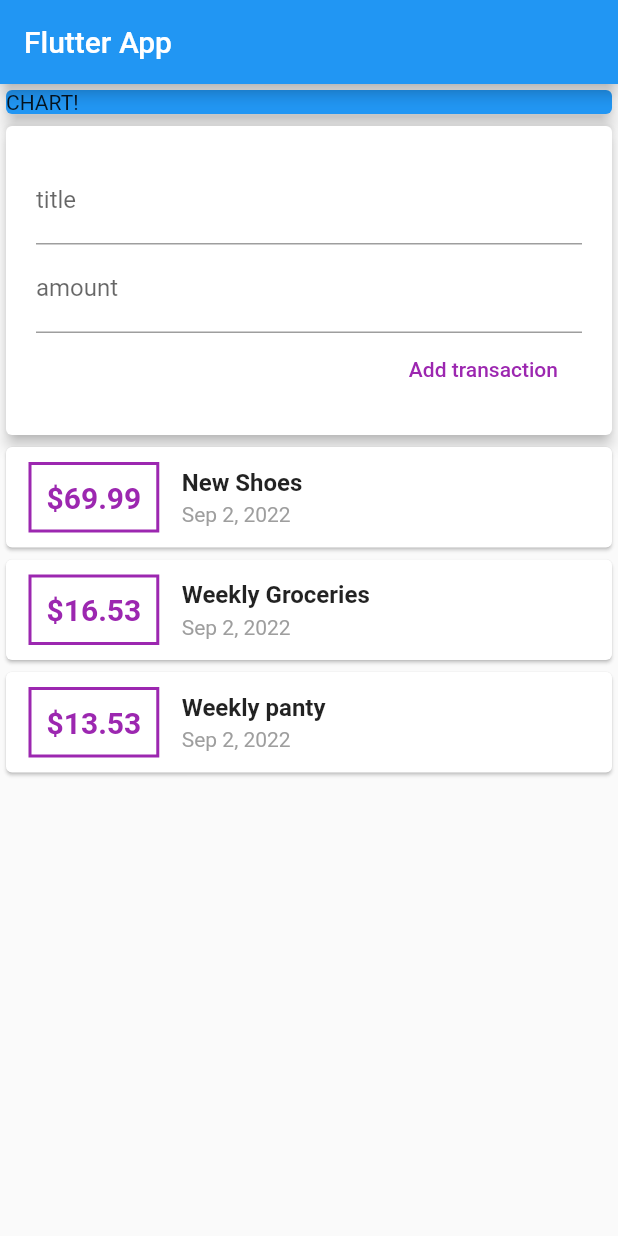
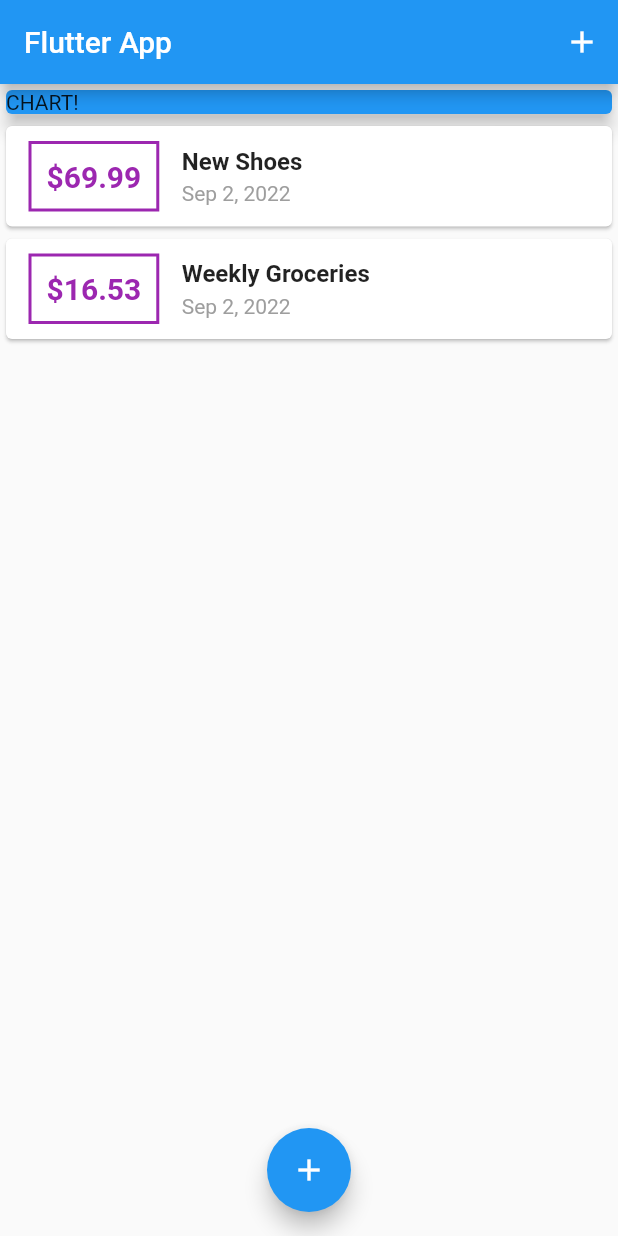
Before and after one commit to tbenjamin1/expenseManager_App_flutter, a Flutter app: the screen it shows after launch, on a phone screen of 412 x 824 dp. Run offline on Flutter 3.47's test engine with Material 2 defaults, Android fonts, the phone set to English and light mode, and no system bars.

Commit message:
adding pop modal while adding new transaction

```diff
--- a/lib/main.dart
+++ b/lib/main.dart
@@ -1,6 +1,8 @@
 import 'package:flutter/material.dart';
 
-import './widgets/user_transaction.dart';
+import './widgets/new_transaction.dart';
+import './widgets/transaction_list.dart';
+import './model/transaction.dart';
 
 void main() => runApp(MyApp());
 
@@ -14,22 +16,70 @@ class MyApp extends StatelessWidget {
   }
 }
 
-class MyHomePage extends StatelessWidget {
+class MyHomePage extends StatefulWidget {
+  // String titleInput;
+  // String amountInput;
+  @override
+  _MyHomePageState createState() => _MyHomePageState();
+}
 
+class _MyHomePageState extends State<MyHomePage> {
+  final List<Transaction> _userTransactions = [
+    Transaction(
+      id: 't1',
+      title: 'New Shoes',
+      amount: 69.99,
+      date: DateTime.now(),
+    ),
+    Transaction(
+      id: 't2',
+      title: 'Weekly Groceries',
+      amount: 16.53,
+      date: DateTime.now(),
+    ),
+  ];
 
-  // String inputTitle='';
-  // String amountInput='';
+  void _addNewTransaction(String txTitle, double txAmount) {
+    final newTx = Transaction(
+      title: txTitle,
+      amount: txAmount,
+      date: DateTime.now(),
+      id: DateTime.now().toString(),
+    );
 
+    setState(() {
+      _userTransactions.add(newTx);
+    });
+  }
+
+  void _startAddNewTransaction(BuildContext ctx) {
+    showModalBottomSheet(
+      context: ctx,
+      builder: (_) {
+        return GestureDetector(
+          onTap: () {},
+          child: NewTransaction(_addNewTransaction),
+          behavior: HitTestBehavior.opaque,
+        );
+      },
+    );
+  }
 
   @override
   Widget build(BuildContext context) {
     return Scaffold(
       appBar: AppBar(
         title: Text('Flutter App'),
+        actions: <Widget>[
+          IconButton(
+            icon: Icon(Icons.add),
+            onPressed: () => _startAddNewTransaction(context),
+          ),
+        ],
       ),
       body: SingleChildScrollView(
         child: Column(
-          mainAxisAlignment: MainAxisAlignment.start,
+          // mainAxisAlignment: MainAxisAlignment.start,
           crossAxisAlignment: CrossAxisAlignment.stretch,
           children: <Widget>[
             Container(
@@ -40,9 +90,14 @@ class MyHomePage extends StatelessWidget {
                 elevation: 5,
               ),
             ),
-          UserTransactions()
+            TransactionList(_userTransactions),
           ],
         ),
+      ),
+      floatingActionButtonLocation: FloatingActionButtonLocation.centerFloat,
+      floatingActionButton: FloatingActionButton(
+        child: Icon(Icons.add),
+        onPressed: () => _startAddNewTransaction(context),
       ),
     );
   }
--- a/lib/widgets/user_transaction.dart
+++ b/lib/widgets/user_transaction.dart
@@ -1,57 +1,25 @@
-import 'package:flutter/material.dart';
-import '../widgets/new_transaction.dart';
-import '../widgets/transaction_list.dart';
-import '../model/transaction.dart';
+// import 'package:flutter/material.dart';
+// import '../widgets/new_transaction.dart';
+// import '../widgets/transaction_list.dart';
+// import '../model/transaction.dart';
 
-class UserTransactions extends StatefulWidget {
-  const UserTransactions({Key? key}) : super(key: key);
+// class UserTransactions extends StatefulWidget {
+//   const UserTransactions({Key? key}) : super(key: key);
 
-  @override
-  State<UserTransactions> createState() => _UserTransactionsState();
-}
+//   @override
+//   State<UserTransactions> createState() => _UserTransactionsState();
+// }
 
-class _UserTransactionsState extends State<UserTransactions> {
-  final List<Transaction> _userTransactions = [
-    Transaction(
-      id: 't1',
-      title: 'New Shoes',
-      amount: 69.99,
-      date: DateTime.now(),
-    ),
-    Transaction(
-      id: 't2',
-      title: 'Weekly Groceries',
-      amount: 16.53,
-      date: DateTime.now(),
-    ),
-    Transaction(
-      id: 't3',
-      title: 'Weekly panty',
-      amount: 13.53,
-      date: DateTime.now(),
-    ),
-  ];
-
-  void _addNewTransaction(String title, double amount) {
-    final newTx = Transaction(
-        id: DateTime.now().toString(),
-        title: title,
-        amount: amount,
-        date: DateTime.now());
-
-        setState(() {
-          _userTransactions.add(newTx);
-        });
-  }
+// class _UserTransactionsState extends State<UserTransactions> {
 
 
-  @override
-  Widget build(BuildContext context) {
-    return Column(
-      children: <Widget>[
-        NewTransaction(_addNewTransaction),
-        TransactionList(_userTransactions),
-      ],
-    );
-  }
-}
+//   @override
+//   Widget build(BuildContext context) {
+//     return Column(
+//       children: <Widget>[
+//         NewTransaction(_addNewTransaction),
+//         TransactionList(_userTransactions),
+//       ],
+//     );
+//   }
+// }
```
